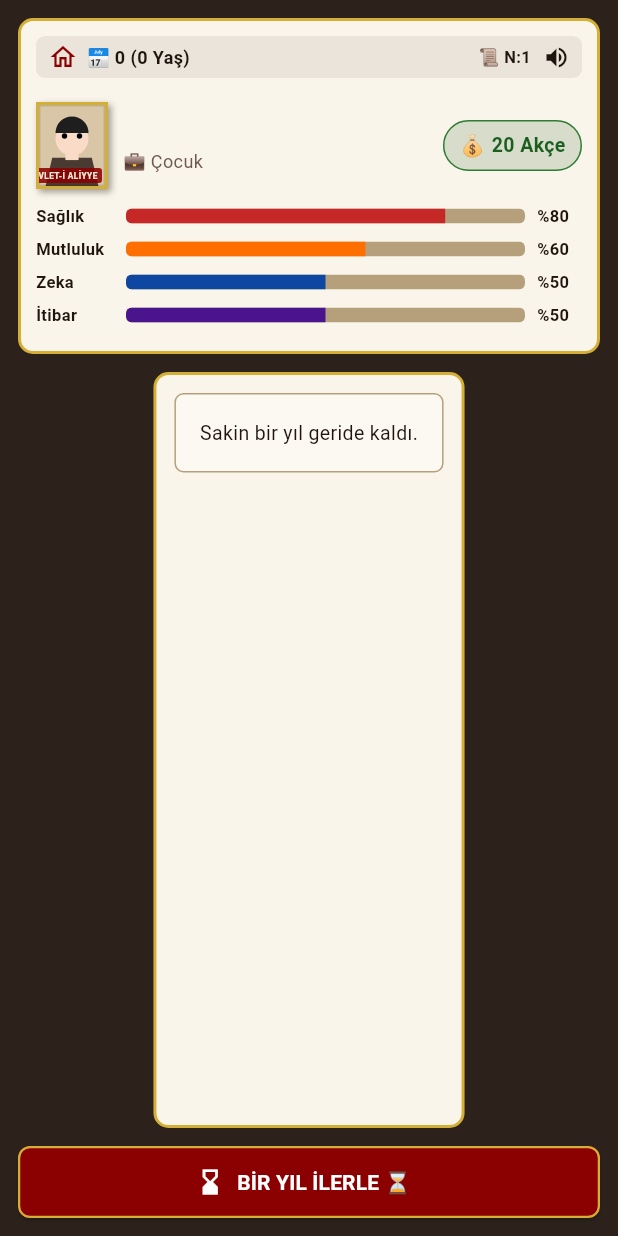
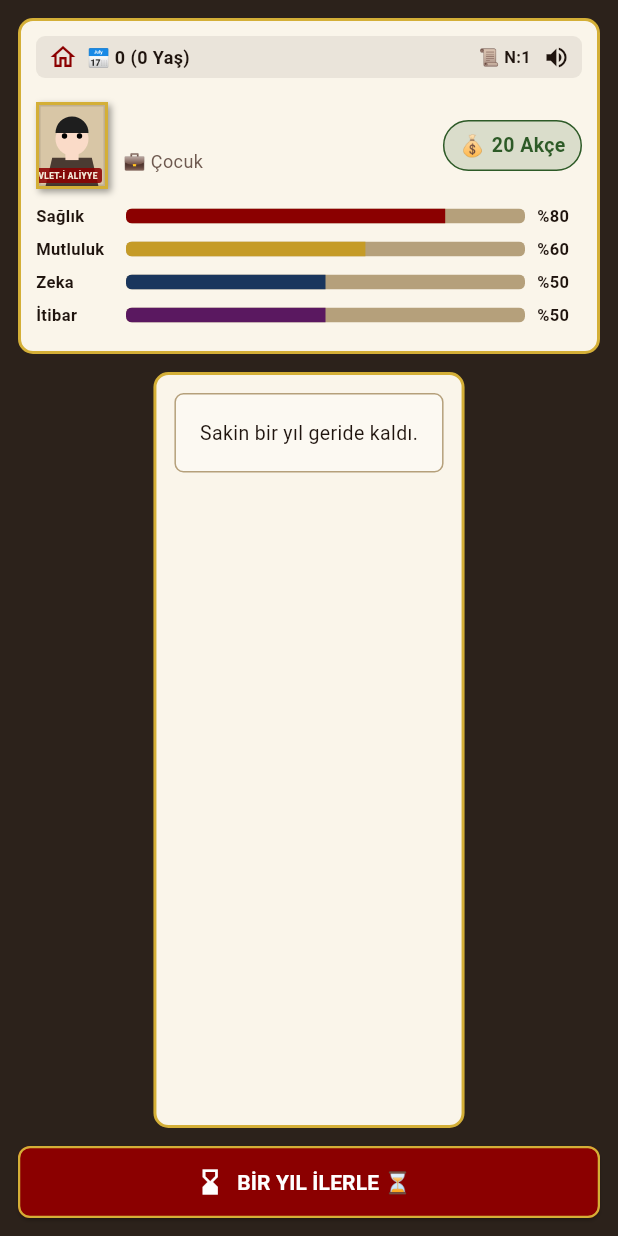
Before and after one commit to semmhk/osmanlidabirhayat, a Flutter app: the OyunEkrani screen opened directly with empty values, on a phone screen of 412 x 824 dp. Run offline on Flutter 3.47's test engine with Material 3 defaults, Android fonts, the phone set to English and light mode, and no system bars; our stand-ins replace audioplayers, hive, hive_flutter; accounts and stored records are empty.

Commit message:
feat: Implement 8-year event cooldown mechanism, refined weighted event selector, and Ottoman themed stat colors

```diff
--- a/lib/ekranlar/oyun_ekrani.dart
+++ b/lib/ekranlar/oyun_ekrani.dart
@@ -153,7 +153,7 @@ class _OyunEkraniState extends State<OyunEkrani> {
     return Container(
       padding: const EdgeInsets.symmetric(horizontal: 8, vertical: 4),
       decoration: BoxDecoration(
-        color: isPos ? Colors.green.shade900 : Colors.red.shade900,
+        color: isPos ? Renkler.pozitifRengi : Renkler.negatifRengi,
         borderRadius: BorderRadius.circular(6),
       ),
       child: Text(
@@ -376,8 +376,8 @@ class _OyunEkraniState extends State<OyunEkrani> {
                         Container(
                           padding: const EdgeInsets.symmetric(horizontal: 10, vertical: 6),
                           decoration: BoxDecoration(
-                            color: Colors.green.shade900.withAlpha(40),
-                            border: Border.all(color: Colors.green.shade800),
+                            color: Renkler.pozitifRengi.withAlpha(40),
+                            border: Border.all(color: Renkler.pozitifRengi),
                             borderRadius: BorderRadius.circular(20),
                           ),
                           child: Row(
@@ -385,9 +385,9 @@ class _OyunEkraniState extends State<OyunEkrani> {
                               const Text('💰 ', style: TextStyle(fontSize: 14)),
                               Text(
                                 Karakter.paraFormatla(k.bakiye),
-                                style: TextStyle(
+                                style: const TextStyle(
                                   fontWeight: FontWeight.bold,
-                                  color: Colors.green.shade900,
+                                  color: Renkler.pozitifRengi,
                                   fontSize: 13,
                                 ),
                               ),
@@ -399,10 +399,10 @@ class _OyunEkraniState extends State<OyunEkrani> {
                     const SizedBox(height: 10),
 
                     // Stat Barları (Sağlık, Mutluluk, Zeka, İtibar)
-                    _statBar('Sağlık', k.saglik, Colors.red.shade800),
-                    _statBar('Mutluluk', k.mutluluk, Colors.amber.shade900),
-                    _statBar('Zeka', k.zeka, Colors.blue.shade900),
-                    _statBar('İtibar', k.itibar, Colors.purple.shade900),
+                    _statBar('Sağlık', k.saglik, Renkler.saglikRengi),
+                    _statBar('Mutluluk', k.mutluluk, Renkler.mutlulukRengi),
+                    _statBar('Zeka', k.zeka, Renkler.zekaRengi),
+                    _statBar('İtibar', k.itibar, Renkler.itibarRengi),
                   ],
                 ),
               ),
--- a/lib/modeller/karakter.dart
+++ b/lib/modeller/karakter.dart
@@ -186,6 +186,7 @@ class Karakter {
   set hicVasifsizIsciOldu(bool val) => hicAsgariUcretliOldu = val;
 
   final Set<String> kullanilanOlaylar;
+  final Map<String, int> olaySonGorulmeYili;
   final List<String> gunluk;
 
   final AvatarGenleri genler;
@@ -223,6 +224,7 @@ class Karakter {
     List<String>? cocukAdlari,
     this.nesil = 1,
     Set<String>? kullanilanOlaylar,
+    Map<String, int>? olaySonGorulmeYili,
     List<String>? gunluk,
     AvatarGenleri? genler,
     Cinsiyet? cinsiyet,
@@ -235,6 +237,7 @@ class Karakter {
         bayraklar = bayraklar ?? {},
         cocuklar = cocuklar ?? _cocukListesiOlustur(cocukAdlari),
         kullanilanOlaylar = kullanilanOlaylar ?? {},
+        olaySonGorulmeYili = olaySonGorulmeYili ?? {},
         gunluk = gunluk ?? [],
         cinsiyet = cinsiyet ?? Cinsiyet.erkek,
         genler = genler ?? AvatarGenleri.rastgele(rnd, cinsiyet);
@@ -374,6 +377,10 @@ class Karakter {
               ?.map((e) => e.toString())
               .toSet() ??
           {},
+      olaySonGorulmeYili: (json['olaySonGorulmeYili'] as Map<String, dynamic>?)?.map(
+            (k, v) => MapEntry(k, (v as num).toInt()),
+          ) ??
+          {},
       gunluk: (json['gunluk'] as List<dynamic>?)
               ?.map((e) => e.toString())
               .toList() ??
@@ -416,6 +423,7 @@ class Karakter {
       'cocuklar': cocuklar.map((c) => c.toJson()).toList(),
       'cocukAdlari': cocukAdlari,
       'kullanilanOlaylar': kullanilanOlaylar.toList(),
+      'olaySonGorulmeYili': olaySonGorulmeYili,
       'gunluk': gunluk,
       'genler': genler.toJson(),
       'cinsiyet': cinsiyet.name,
--- a/lib/sabitler/renkler.dart
+++ b/lib/sabitler/renkler.dart
@@ -10,6 +10,14 @@ abstract class Renkler {
   static const Color onay = Color(0xFF2E6B4F); // Dergah yeşili
   static const Color cizgi = Color(0xFFB5A07B); // Eskitme parşömen çizgisi
   static const Color beyazKutucuk = Color(0x66FFFFFF);
+
+  // Osmanlı sepya paletiyle uyumlu stat ve gösterge renkleri
+  static const Color saglikRengi = Color(0xFF8B0000); // Koyu bordo / Osmanlı kırmızısı
+  static const Color mutlulukRengi = Color(0xFFC59B27); // Muted eskitme altın / kehribar
+  static const Color zekaRengi = Color(0xFF1A365D); // Koyu saray çiviti / lacivert
+  static const Color itibarRengi = Color(0xFF5A1860); // Osmanlı erguvan moru
+  static const Color pozitifRengi = Color(0xFF2D5A27); // Saray zümrütü / koyu zeytin yeşili
+  static const Color negatifRengi = Color(0xFF7A1212); // Koyu damga bordonu
 
   // Yaşa göre parşömen sararma tonları
   static const Color kagitCocukluk = Color(0xFFFAF5EA);
```
Also changed, not shown: lib/motor/oyun_motoru.dart (+19 -5 lines), assets/logo.png, 7 other files.
